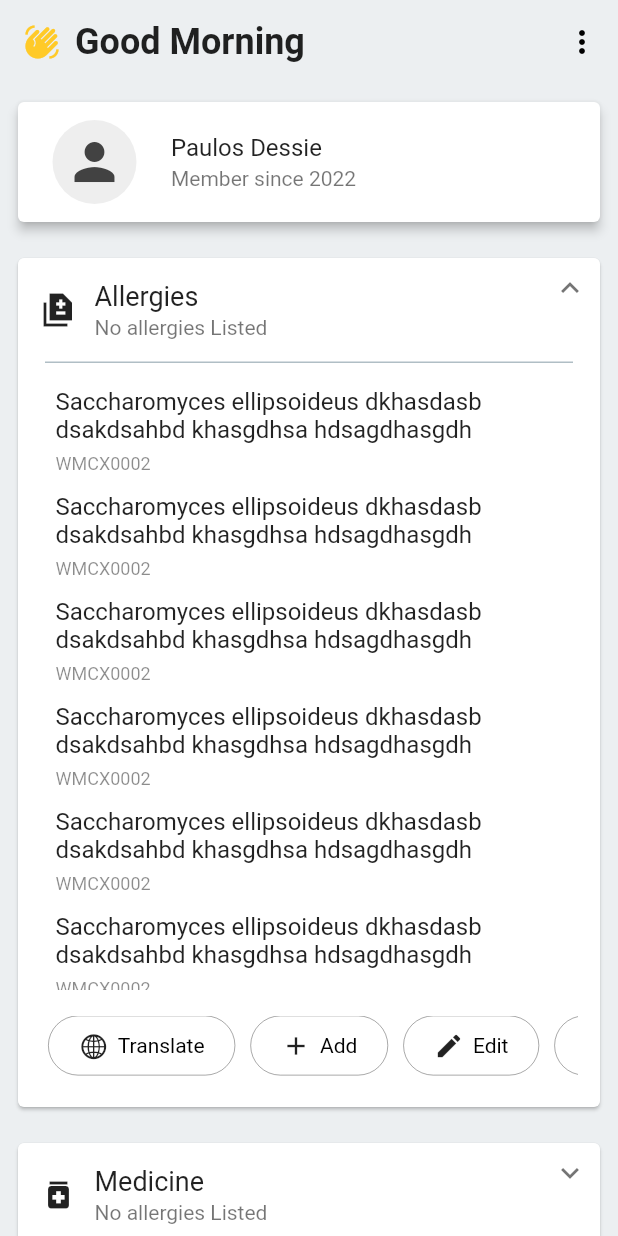
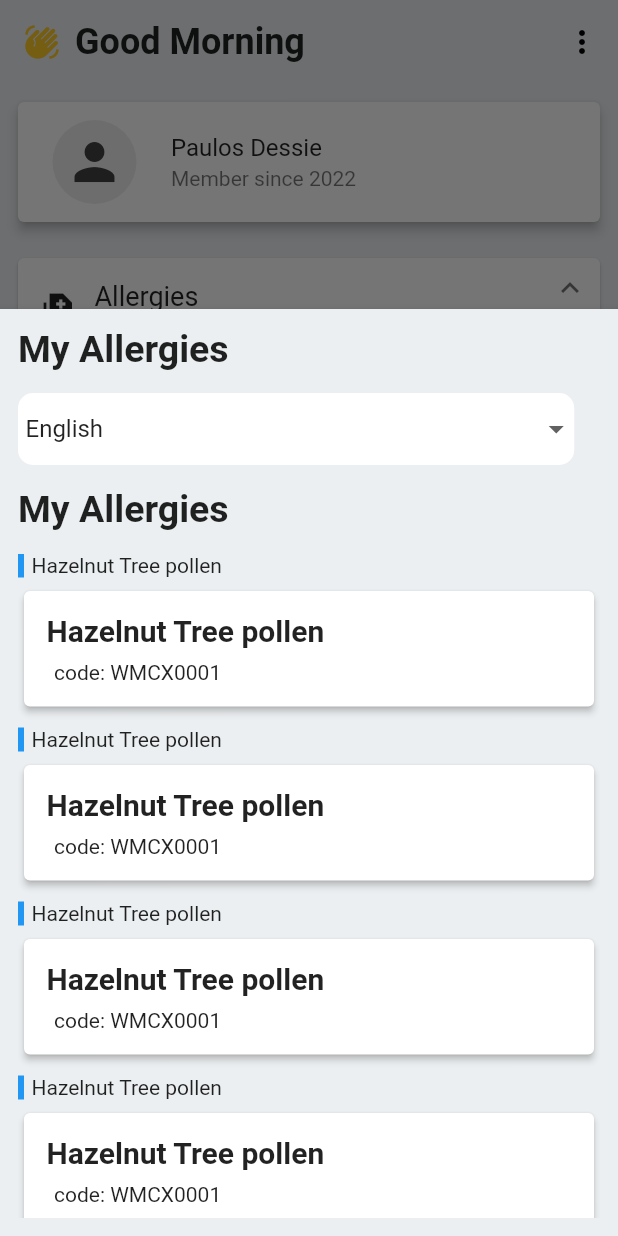
Before and after one commit to Nahom32/MedTrackerG1, a Flutter app: the screen it shows after launch, after a tap on "Allergies", after a tap on "Translate", on a phone screen of 412 x 824 dp. Run offline on Flutter 3.47's test engine with Material 2 defaults, Android fonts, the phone set to English and light mode, and no system bars; drawn by our look-alikes of expandable.

Commit message:
handled translate and add buttons

```diff
--- a/worldmedicalcenter/lib/main.dart
+++ b/worldmedicalcenter/lib/main.dart
@@ -1,4 +1,5 @@
 import 'package:flutter/material.dart';
+import 'package:worldmedicalcenter/ui/Add.dart';
 import 'package:worldmedicalcenter/ui/HomePage.dart';
 
 void main() {
@@ -12,7 +13,8 @@
   @override
   Widget build(BuildContext context) {
     return MaterialApp(
-      title: 'Flutter Demo',
+      routes: {"/add": (context) => Add()},
+      title: 'World Medical App',
       theme: ThemeData(
         // This is the theme of your application.
         //
@@ -25,7 +27,18 @@
         // is not restarted.
         // backgroundColor: Color.fromARGB(255, 180, 231, 255),
         primaryTextTheme: const TextTheme(
-              bodyText1: TextStyle(fontFamily: "Nunito Sans", fontSize: 10))),
+            bodyText1: TextStyle(fontFamily: "Nunito Sans", fontSize: 10)),
+        inputDecorationTheme: const InputDecorationTheme(
+          enabledBorder: OutlineInputBorder(
+            // borderSide: BorderSide(width: 1, color: Colors.black),
+            borderRadius: BorderRadius.all(Radius.circular(15)),
+          ),
+          focusedBorder: OutlineInputBorder(
+            borderSide: BorderSide(width: 1, color: Colors.blue),
+            borderRadius: BorderRadius.all(Radius.circular(10)),
+          ),
+        ),
+      ),
       debugShowCheckedModeBanner: false,
       home: const HomePage(),
     );
--- a/worldmedicalcenter/lib/ui/HomePage.dart
+++ b/worldmedicalcenter/lib/ui/HomePage.dart
@@ -94,7 +94,8 @@
                         padding: const EdgeInsets.all(0.0),
                         child: ScrollOnExpand(
                           child: ExpandablePanel(
-                            header: getExpandableHeader(iconList, titleList, index),
+                            header:
+                                getExpandableHeader(iconList, titleList, index),
                             collapsed: SizedBox.shrink(),
                             expanded: getExpandedContent(buttonList),
                           ),
@@ -165,8 +166,8 @@
         child: Column(
           crossAxisAlignment: CrossAxisAlignment.start,
           children: [
-            Image.network(
-              "https://img.freepik.com/free-vector/blue-dna-blue-medical-healthcare-background_1017-24093.jpg?w=996&t=st=1674216835~exp=1674217435~hmac=72cc1dd7e369e0bfc4b3162ecae072d8d3ce99bddd16469c66521c89014f6421",
+            Image.asset(
+              "images/wmc.png",
               width: double.maxFinite,
               height: 150,
               fit: BoxFit.cover,
@@ -255,18 +256,28 @@
           Container(
             height: 70,
             padding: EdgeInsets.symmetric(vertical: 15),
-            child: ListView.builder(
+            child: getButtons(buttonList),
+          ),
+          SizedBox(
+            height: 6,
+          )
+        ],
+      ),
+    );
+  }
+
+  getButtons(buttonList) {
+    return ListView.builder(
         itemCount: 4,
         scrollDirection: Axis.horizontal,
         itemBuilder: ((context, index) {
           return Container(
             margin: EdgeInsets.symmetric(horizontal: 5),
             child: InkWell(
-                      onTap: (() {}),
+              onTap: (() => handleButton(index)),
               borderRadius: BorderRadius.circular(100),
               child: Container(
-                        padding:
-                            EdgeInsets.symmetric(horizontal: 20, vertical: 4),
+                padding: EdgeInsets.symmetric(horizontal: 20, vertical: 4),
                 decoration: BoxDecoration(
                     borderRadius: BorderRadius.circular(100),
                     border: Border.all(
@@ -282,21 +293,148 @@
                     ),
                     Text(
                       buttonList[index][0],
-                              style:
-                                  TextStyle(fontSize: 14, color: Colors.black),
+                      style: TextStyle(fontSize: 14, color: Colors.black),
                     )
                   ],
                 ),
               ),
             ),
           );
+        }));
+  }
+
+  handleButton(int index) {
+    if (index == 0) {
+      List<String> languageList = ["English", "French", "Italian", "Spanish"];
+      var dropdownValue = languageList[0];
+
+      showModalBottomSheet<void>(
+        context: context,
+        elevation: 5,
+        backgroundColor: Colors.blueGrey[50],
+        isScrollControlled: true,
+        builder: (BuildContext context) {
+          return Container(
+            padding: EdgeInsets.all(12),
+            height: MediaQuery.of(context).size.height * 0.75,
+            child: Column(
+              crossAxisAlignment: CrossAxisAlignment.start,
+              children: [
+                Text(
+                  'My Allergies',
+                  style: TextStyle(fontWeight: FontWeight.bold, fontSize: 25),
+                ),
+                Container(
+                  margin: EdgeInsets.symmetric(vertical: 15),
+                  decoration: BoxDecoration(
+                      color: Colors.white,
+                      borderRadius: BorderRadius.circular(10)),
+                  width: MediaQuery.of(context).size.width * 0.9,
+                  child: Padding(
+                    padding: const EdgeInsets.only(left: 5.0),
+                    child: DropdownButton<String>(
+                      underline: SizedBox.shrink(),
+                      isExpanded: true,
+                      dropdownColor: Colors.white,
+                      borderRadius: BorderRadius.circular(10),
+                      value: dropdownValue,
+                      items: languageList
+                          .map<DropdownMenuItem<String>>((String value) {
+                        return DropdownMenuItem<String>(
+                          value: value,
+                          child: Text(
+                            value,
+                            // style: TextStyle(fontSize: 30),
+                          ),
+                        );
+                      }).toList(),
+                      onChanged: (String? newValue) {
+                        setState(() {
+                          dropdownValue = newValue!;
+                        });
+                      },
+                    ),
+                  ),
+                ),
+                //Translated version starts here
+                Text(
+                  'My Allergies',
+                  style: TextStyle(fontWeight: FontWeight.bold, fontSize: 25),
+                ),
+                SizedBox(
+                  height: 15,
+                ),
+                Expanded(
+                  child: Container(
+                    child: ListView.builder(
+                        itemCount: 5,
+                        itemBuilder: ((context, index) {
+                          return Column(
+                            crossAxisAlignment: CrossAxisAlignment.start,
+                            children: [
+                              Container(
+                                decoration: BoxDecoration(
+                                  border: Border(
+                                    left: BorderSide(
+                                      width: 4,
+                                      color: Colors.blue,
+                                    ),
+                                  ),
+                                  // borderRadius: BorderRadius.circular(5)
+                                ),
+                                padding: EdgeInsets.only(left: 5),
+                                child: Text(
+                                  'Hazelnut Tree pollen',
+                                ),
+                              ),
+                              SizedBox(
+                                height: 5,
+                              ),
+                              Card(
+                                elevation: 2,
+                                color: Colors.white,
+                                child: Padding(
+                                  padding: const EdgeInsets.all(15.0),
+                                  child: Column(
+                                    crossAxisAlignment:
+                                        CrossAxisAlignment.start,
+                                    children: [
+                                      Text(
+                                        "Hazelnut Tree pollen",
+                                        style: TextStyle(
+                                            fontWeight: FontWeight.bold,
+                                            fontSize: 20),
+                                      ),
+                                      SizedBox(
+                                        height: 8,
+                                      ),
+                                      Padding(
+                                        padding:
+                                            const EdgeInsets.only(left: 5.0),
+                                        child: Row(
+                                          children: [Text("code: WMCX0001")],
+                                        ),
+                                      )
+                                    ],
+                                  ),
+                                ),
+                              ),
+                              SizedBox(
+                                height: 10,
+                              ),
+                            ],
+                          );
                         })),
                   ),
-          SizedBox(
-            height: 6,
                 )
               ],
             ),
           );
+        },
+      );
+    } else if (index == 1) {
+      Navigator.pushNamed(context, "/add");
+    } else if (index == 2) {
+    } else {}
   }
 }
--- a/worldmedicalcenter/pubspec.yaml
+++ b/worldmedicalcenter/pubspec.yaml
@@ -61,8 +61,8 @@
   uses-material-design: true
 
   # To add assets to your application, add an assets section, like this:
-  # assets:
-  #   - images/a_dot_burr.jpeg
+  assets:
+    - images/wmc.png
   #   - images/a_dot_ham.jpeg
 
   # An image asset can refer to one or more resolution-specific "variants", see
```
Also changed, not shown: worldmedicalcenter/lib/ui/Add.dart (added, +100 -0 lines), worldmedicalcenter/assets/wmc.webp (added), worldmedicalcenter/images/wmc.jpg (added), worldmedicalcenter/images/wmc.png (added), 1 other file. Lines whose indentation alone changed are shown as unchanged.
